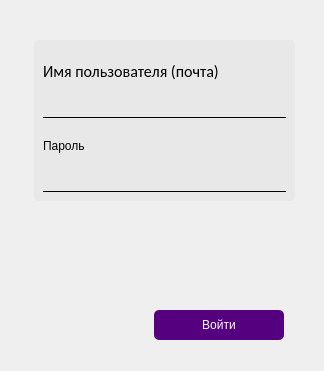
First picture: the form in view/enter_window.ui, repository Aaliyah097/p2p, before the edit.
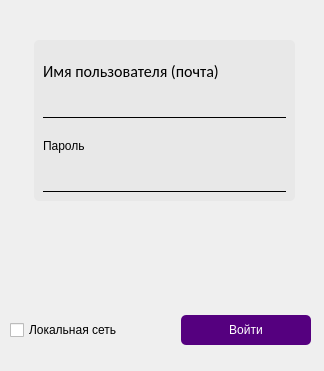
Second picture: the form after the edit.

What changed in the file:
```diff
--- a/view/enter_window.ui
+++ b/view/enter_window.ui
@@ -172,12 +172,22 @@
     <property name="geometry">
      <rect>
       <x>10</x>
-      <y>290</y>
+      <y>300</y>
       <width>301</width>
-      <height>71</height>
+      <height>61</height>
      </rect>
     </property>
     <layout class="QHBoxLayout" name="horizontalLayout_2">
+     <item>
+      <widget class="QCheckBox" name="network_checkbox">
+       <property name="styleSheet">
+        <string notr="true">font: 12pt &quot;Calibri&quot;;</string>
+       </property>
+       <property name="text">
+        <string>Локальная сеть</string>
+       </property>
+      </widget>
+     </item>
      <item>
       <spacer name="horizontalSpacer">
        <property name="orientation">
```
